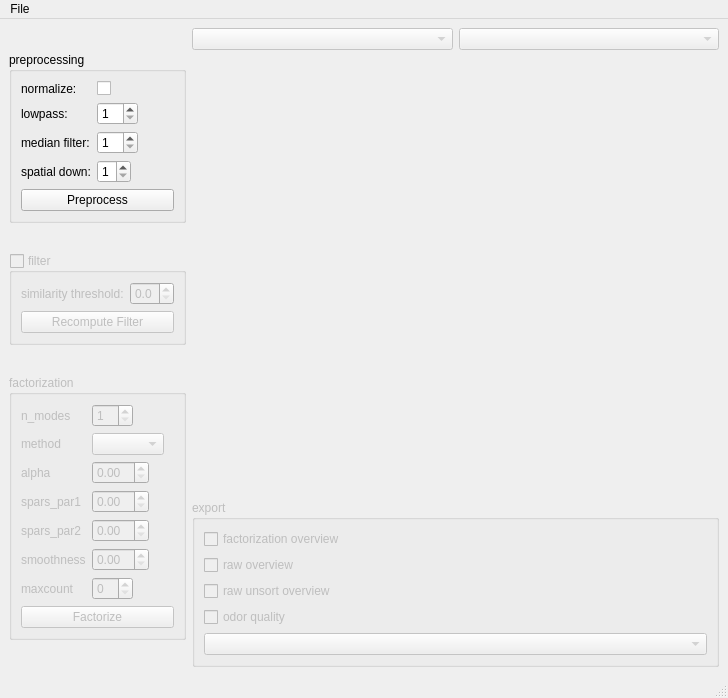
Above: main_gui/main_window.ui from dedan/DrosCalciumAnalyse before the change. Below: the same form after it.
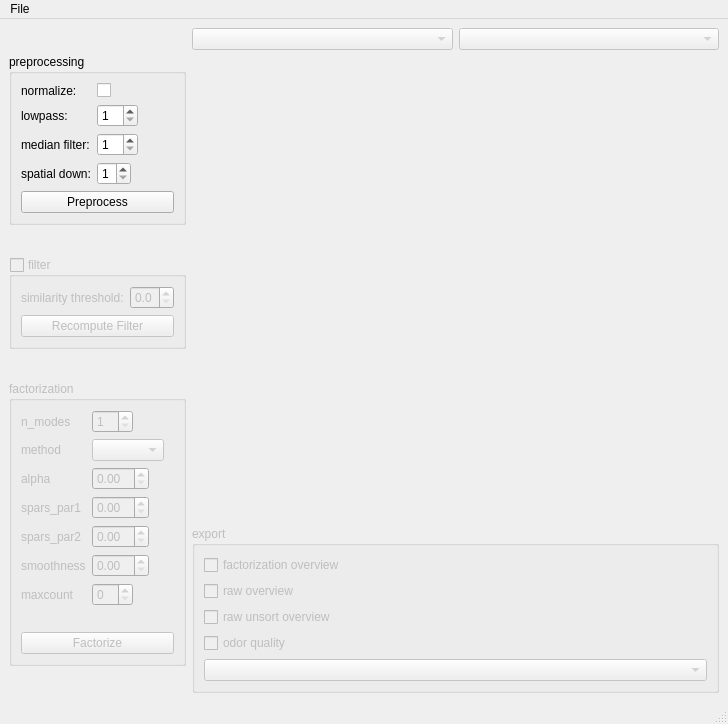
That is the form after the change. Custom widgets are drawn as their Qt base class.

Commit message: factorization works, add warning after preprocessing changed

Patch:
```diff
--- a/main_gui/main_window.ui
+++ b/main_gui/main_window.ui
@@ -7,7 +7,7 @@
     <x>0</x>
     <y>0</y>
     <width>728</width>
-    <height>698</height>
+    <height>724</height>
    </rect>
   </property>
   <property name="sizePolicy">
@@ -271,13 +271,23 @@
          <item row="6" column="1">
           <widget class="QSpinBox" name="maxcount_spinner"/>
          </item>
-         <item row="7" column="0" colspan="2">
+         <item row="8" column="0" colspan="2">
           <widget class="QPushButton" name="factorize_button">
            <property name="text">
             <string>Factorize</string>
            </property>
           </widget>
          </item>
+         <item row="7" column="0" colspan="2">
+          <widget class="QLabel" name="factorize_label">
+           <property name="styleSheet">
+            <string notr="true">QLabel {color : red; }</string>
+           </property>
+           <property name="text">
+            <string/>
+           </property>
+          </widget>
+         </item>
         </layout>
        </widget>
       </item>
```
The commit also changes 2 other files.
